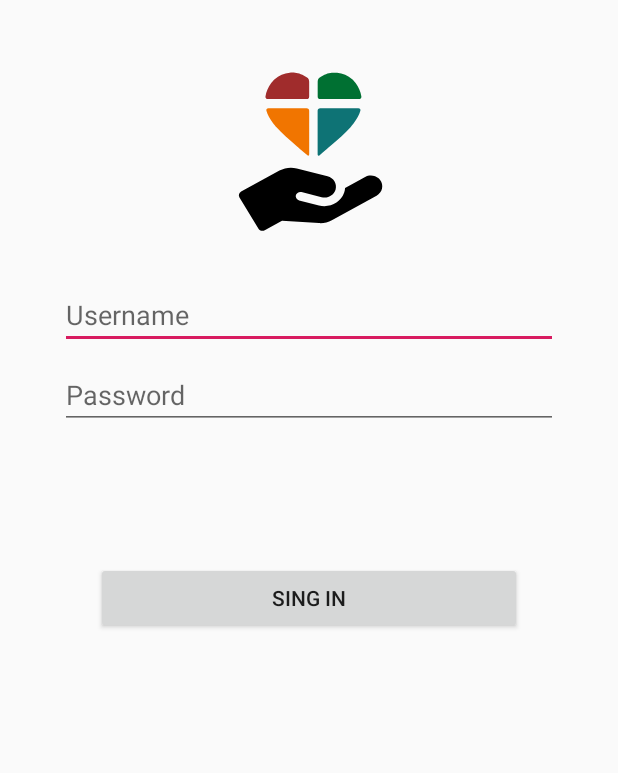
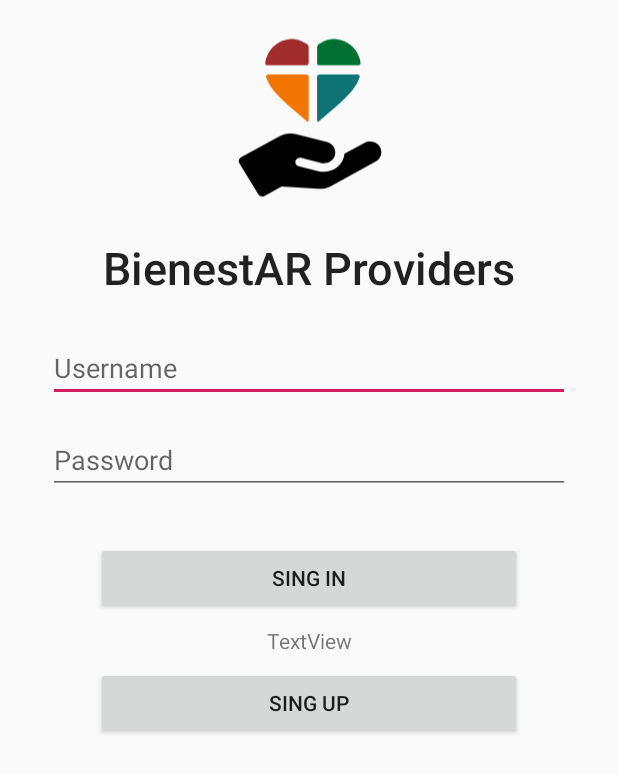
Before and after one commit to Luciana123/BienestARProveedores, an Android app: the screen it shows after launch (LoginActivity), on a phone screen of 412 x 824 dp. Shown: the top 773 px of the screen. Run offline under Robolectric (Android 15) with nearby library versions, the phone set to English and light mode, and no system bars.

Commit message:
sync buttons on main activity

```diff
--- a/app/src/main/java/com/example/bienestarproveedores/MainActivity.java
+++ b/app/src/main/java/com/example/bienestarproveedores/MainActivity.java
@@ -3,10 +3,16 @@ package com.example.bienestarproveedores;
 import android.content.Intent;
 import android.os.Bundle;
 
+import com.example.bienestarproveedores.data.LoginDataSource;
 import com.example.bienestarproveedores.ui.login.LoginActivity;
+import com.example.bienestarproveedores.ui.login.Provider;
+import com.example.bienestarproveedores.ui.login.ProviderType;
+
 import androidx.appcompat.app.AppCompatActivity;
 import android.view.Menu;
 import android.view.MenuItem;
+
+import java.util.HashMap;
 
 public class MainActivity extends AppCompatActivity {
 
@@ -14,6 +20,8 @@ public class MainActivity extends AppCompatActivity {
     protected void onCreate(Bundle savedInstanceState) {
         super.onCreate(savedInstanceState);
         setContentView(R.layout.activity_main);
+
+        providersSetUp();
 
         String username = getApplicationContext()
                 .getSharedPreferences(getString(R.string.shared_preferences_file), this.MODE_PRIVATE)
@@ -26,6 +34,19 @@ public class MainActivity extends AppCompatActivity {
             finish();
         }
 
+    }
+
+    private void providersSetUp() {
+        HashMap<String, Provider> providers = new HashMap<>();
+
+        providers.put("bienestar", new Provider("bienestar", "bienestar", ProviderType.Medic));
+        providers.put("felix", new Provider("felix", "bienestar", ProviderType.Medic));
+        providers.put("bautista", new Provider("bautista", "bienestar", ProviderType.Meals));
+        providers.put("santiago", new Provider("santiago", "bienestar", ProviderType.Assistance));
+        providers.put("luciana", new Provider("bienestar", "bienestar", ProviderType.Medic));
+        providers.put("darius", new Provider("bienestar", "bienestar", ProviderType.Medic));
+
+        LoginDataSource.setProviders(providers);
     }
 
     @Override
@@ -49,4 +70,5 @@ public class MainActivity extends AppCompatActivity {
 
         return super.onOptionsItemSelected(item);
     }
+
 }
--- a/app/src/main/java/com/example/bienestarproveedores/ProductsFragment.java
+++ b/app/src/main/java/com/example/bienestarproveedores/ProductsFragment.java
@@ -1,9 +1,11 @@
 package com.example.bienestarproveedores;
 
 import android.os.Bundle;
+import android.util.Log;
 import android.view.LayoutInflater;
 import android.view.View;
 import android.view.ViewGroup;
+import android.widget.TextView;
 
 import androidx.annotation.NonNull;
 import androidx.annotation.Nullable;
@@ -11,6 +13,10 @@ import androidx.core.content.ContextCompat;
 import androidx.fragment.app.Fragment;
 import androidx.navigation.NavDirections;
 import androidx.navigation.Navigation;
+
+import com.example.bienestarproveedores.data.LoginDataSource;
+import com.example.bienestarproveedores.ui.login.Provider;
+import com.example.bienestarproveedores.ui.login.ProviderType;
 
 
 public class ProductsFragment extends Fragment {
@@ -30,9 +36,16 @@ public class ProductsFragment extends Fragment {
     ProductLayout assistanceProductLayout;
     ProductLayout consultancyProductLayout;
     ProductLayout pharmacyProductLayout;
+    TextView welcomeMsj;
+    String username = getContext()
+            .getSharedPreferences(getString(R.string.shared_preferences_file), getContext().MODE_PRIVATE)
+            .getString("username", "");
+
 
     getActivity().getWindow().setNavigationBarColor(ContextCompat.getColor(getContext(), R.color.common_google_signin_btn_text_light_focused));
     getActivity().getWindow().setStatusBarColor(ContextCompat.getColor(getContext(), R.color.common_google_signin_btn_text_light_focused));
+
+    welcomeMsj = view.findViewById(R.id.bienvenida);
 
     /* Consultorio médico. */
     consultancyProductLayout = view.findViewById(R.id.product_consultancy);
@@ -61,6 +74,24 @@ public class ProductsFragment extends Fragment {
     //NavDirections assistanceAction = ProductsFragmentDirections.actionProductsFragmentToAssistanceFragment();
     //assistanceProductLayout.setOnClickListener(Navigation.createNavigateOnClickListener(assistanceAction));
 
+    if (username.isEmpty()) return;
+    Log.d("ASASDASDK", username);
+    welcomeMsj.setText("Welcome " + username);
+    Provider provider = LoginDataSource.getProvider(username);
 
+    if (username.equals("bienestar")) return;
+
+    if (provider.getType() == ProviderType.Medic) {
+      assistanceProductLayout.setVisibility(View.GONE);
+      mealsProductLayout.setVisibility(View.GONE);
+    }
+    if (provider.getType() == ProviderType.Assistance) {
+      consultancyProductLayout.setVisibility(View.GONE);
+      mealsProductLayout.setVisibility(View.GONE);
+    }
+    if (provider.getType() == ProviderType.Meals) {
+      assistanceProductLayout.setVisibility(View.GONE);
+      consultancyProductLayout.setVisibility(View.GONE);
+    }
   }
 }
--- a/app/src/main/java/com/example/bienestarproveedores/consultancy/PrescriptionFragment.java
+++ b/app/src/main/java/com/example/bienestarproveedores/consultancy/PrescriptionFragment.java
@@ -36,13 +36,11 @@ import java.util.UUID;
 
 public class PrescriptionFragment extends Fragment {
 
-
     @Nullable
     @Override
     public View onCreateView(@NonNull LayoutInflater inflater, @Nullable ViewGroup container, @Nullable Bundle savedInstanceState) {
         return inflater.inflate(R.layout.consultancy_prescription_fragment, container, false);
     }
-
 
     @Override
     public void onViewCreated(@NonNull View view, @Nullable Bundle savedInstanceState) {
--- a/app/src/main/java/com/example/bienestarproveedores/ui/login/LoginActivity.java
+++ b/app/src/main/java/com/example/bienestarproveedores/ui/login/LoginActivity.java
@@ -50,19 +50,6 @@ public class LoginActivity extends AppCompatActivity {
         final EditText passwordEditText = findViewById(R.id.password);
         final Button loginButton = findViewById(R.id.login);
         final ProgressBar loadingProgressBar = findViewById(R.id.loading);
-
-        // Setup providers
-        LoginDataSource data = new LoginDataSource();
-        HashMap<String, Provider> providers = new HashMap<>();
-
-        providers.put("bienestar", new Provider("bienestar", "bienestar", ProviderType.Medic));
-        providers.put("felix", new Provider("felix", "bienestar", ProviderType.Medic));
-        providers.put("bautista", new Provider("bautista", "bienestar", ProviderType.Meals));
-        providers.put("santiago", new Provider("santiago", "bienestar", ProviderType.Assistance));
-        providers.put("luciana", new Provider("bienestar", "bienestar", ProviderType.Medic));
-        providers.put("darius", new Provider("bienestar", "bienestar", ProviderType.Medic));
-
-        data.setProviders(providers);
 
         loadingProgressBar.setVisibility(View.GONE);
 
--- a/app/src/main/java/com/example/bienestarproveedores/ui/login/Provider.java
+++ b/app/src/main/java/com/example/bienestarproveedores/ui/login/Provider.java
@@ -1,6 +1,4 @@
 package com.example.bienestarproveedores.ui.login;
-
-enum ProviderType {Medic, Assistance, Meals}
 
 public class Provider {
     private static int idNumber = 0;
@@ -9,7 +7,7 @@ public class Provider {
     private String pass;
     private int id;
 
-    public Provider(String username, String pass, ProviderType type) {
+    public Provider( String username, String pass, ProviderType type) {
         this.id = idNumber++;
         this.username = username;
         this.pass = pass;
--- /dev/null
+++ b/app/src/main/java/com/example/bienestarproveedores/ui/login/ProviderType.java
@@ -0,0 +1,3 @@
+package com.example.bienestarproveedores.ui.login;
+
+public enum ProviderType {Medic, Assistance, Meals}
--- a/app/src/main/java/com/example/bienestarproveedores/webrtc_demo/VideoCallFragment.kt
+++ b/app/src/main/java/com/example/bienestarproveedores/webrtc_demo/VideoCallFragment.kt
@@ -9,6 +9,7 @@ import android.view.ViewGroup
 import android.widget.Button
 import android.widget.Toast
 import androidx.appcompat.app.AlertDialog
+import androidx.appcompat.widget.AppCompatImageButton
 import androidx.core.app.ActivityCompat
 import androidx.core.content.ContextCompat
 import androidx.core.view.isGone
@@ -50,7 +51,7 @@ class VideoCallFragment : Fragment() {
         super.onViewCreated(view, savedInstanceState)
         checkCameraPermission()
 
-        val buttonAssist = view.findViewById<Button>(R.id.siguiente)
+        val buttonAssist = view.findViewById<AppCompatImageButton>(R.id.siguiente)
         val backAction = VideoCallFragmentDirections.actionVideoCallFragmentToPrescriptionFragment();
         buttonAssist.setOnClickListener(Navigation.createNavigateOnClickListener(backAction))
 
--- a/app/src/main/res/layout/activity_login.xml
+++ b/app/src/main/res/layout/activity_login.xml
@@ -15,31 +15,35 @@
         android:id="@+id/username"
         android:layout_width="0dp"
         android:layout_height="wrap_content"
-        android:layout_marginStart="24dp"
-        android:layout_marginEnd="24dp"
+        android:layout_marginStart="16dp"
+        android:layout_marginTop="24dp"
+        android:layout_marginEnd="16dp"
         android:layout_marginBottom="8dp"
         android:autofillHints="Username"
-        android:hint="Username"
+        android:hint="@string/username"
         android:inputType="text"
         android:selectAllOnFocus="true"
         app:layout_constraintBottom_toTopOf="@+id/password"
         app:layout_constraintEnd_toEndOf="parent"
+        app:layout_constraintHorizontal_bias="0.0"
         app:layout_constraintStart_toStartOf="parent"
-        app:layout_constraintTop_toBottomOf="@+id/imageView" />
+        app:layout_constraintTop_toBottomOf="@+id/textView6" />
 
     <EditText
         android:id="@+id/password"
         android:layout_width="0dp"
         android:layout_height="wrap_content"
-        android:layout_marginStart="24dp"
+        android:layout_marginStart="16dp"
         android:layout_marginTop="8dp"
-        android:layout_marginEnd="24dp"
+        android:layout_marginEnd="16dp"
+        android:layout_marginBottom="8dp"
         android:autofillHints="@string/prompt_password"
         android:hint="@string/prompt_password"
         android:imeActionLabel="@string/action_sign_in_short"
         android:imeOptions="actionDone"
         android:inputType="textPassword"
         android:selectAllOnFocus="true"
+        app:layout_constraintBottom_toTopOf="@+id/login"
         app:layout_constraintEnd_toEndOf="parent"
         app:layout_constraintStart_toStartOf="parent"
         app:layout_constraintTop_toBottomOf="@+id/username" />
@@ -50,16 +54,29 @@
         android:layout_height="wrap_content"
         android:layout_gravity="start"
         android:layout_marginStart="48dp"
+        android:layout_marginTop="24dp"
+        android:layout_marginEnd="48dp"
+        android:layout_marginBottom="8dp"
+        android:enabled="true"
+        android:text="@string/sing_in"
+        app:layout_constraintBottom_toTopOf="@+id/textView5"
+        app:layout_constraintEnd_toEndOf="parent"
+        app:layout_constraintStart_toStartOf="parent"
+        app:layout_constraintTop_toBottomOf="@+id/password" />
+
+    <Button
+        android:id="@+id/login2"
+        android:layout_width="match_parent"
+        android:layout_height="wrap_content"
+        android:layout_gravity="start"
+        android:layout_marginStart="48dp"
         android:layout_marginTop="8dp"
         android:layout_marginEnd="48dp"
-        android:layout_marginBottom="64dp"
         android:enabled="true"
-        android:text="SING IN"
-        app:layout_constraintBottom_toBottomOf="parent"
+        android:text="@string/sing_up"
         app:layout_constraintEnd_toEndOf="parent"
         app:layout_constraintStart_toStartOf="parent"
-        app:layout_constraintTop_toBottomOf="@+id/password"
-        app:layout_constraintVertical_bias="0.2" />
+        app:layout_constraintTop_toBottomOf="@+id/textView5" />
 
     <ProgressBar
         android:id="@+id/loading"
@@ -80,11 +97,37 @@
 
     <ImageView
         android:id="@+id/imageView"
-        android:layout_width="126dp"
-        android:layout_height="171dp"
-        app:layout_constraintBottom_toTopOf="@+id/username"
+        android:layout_width="125dp"
+        android:layout_height="126dp"
+        android:contentDescription="@string/todo"
         app:layout_constraintEnd_toEndOf="parent"
         app:layout_constraintStart_toStartOf="parent"
-        app:layout_constraintTop_toTopOf="parent"
-        app:srcCompat="@drawable/ic_logo_bienestar_corazon" />
+        app:srcCompat="@drawable/ic_logo_bienestar_corazon"
+        tools:layout_editor_absoluteY="36dp"
+        tools:ignore="MissingConstraints" />
+
+    <TextView
+        android:id="@+id/textView5"
+        android:layout_width="wrap_content"
+        android:layout_height="wrap_content"
+        android:layout_marginTop="8dp"
+        android:text="@string/textview"
+        app:layout_constraintEnd_toEndOf="parent"
+        app:layout_constraintStart_toStartOf="parent"
+        app:layout_constraintTop_toBottomOf="@+id/login"
+        tools:text="New to BienestAR providers?" />
+
+    <TextView
+        android:id="@+id/textView6"
+        android:layout_width="wrap_content"
+        android:layout_height="wrap_content"
+        android:layout_marginTop="16dp"
+        android:drawableTint="#000000"
+        android:text="@string/bienestar_providers"
+        android:textAppearance="@style/TextAppearance.AppCompat.Body2"
+        android:textSize="30sp"
+        app:layout_constraintEnd_toEndOf="parent"
+        app:layout_constraintStart_toStartOf="parent"
+        app:layout_constraintTop_toBottomOf="@+id/imageView" />
+
 </androidx.constraintlayout.widget.ConstraintLayout>
--- a/app/src/main/res/values/strings.xml
+++ b/app/src/main/res/values/strings.xml
@@ -37,4 +37,10 @@
     <string name="login_failed">"Login failed"</string>
     <string name="preference_file_key">BIENESTAR</string>
     <string name="shared_preferences_file">Bienestar</string>
+    <string name="username">Username</string>
+    <string name="sing_in">SING IN</string>
+    <string name="sing_up">SING UP</string>
+    <string name="todo">TODO</string>
+    <string name="bienestar_providers">BienestAR Providers</string>
+    <string name="textview">TextView</string>
 </resources>
```
Also changed, not shown: app/src/main/res/drawable/ic_add.xml (added, +54 -0 lines), app/src/main/res/layout/videocall_fragment.xml (+13 -5 lines).
